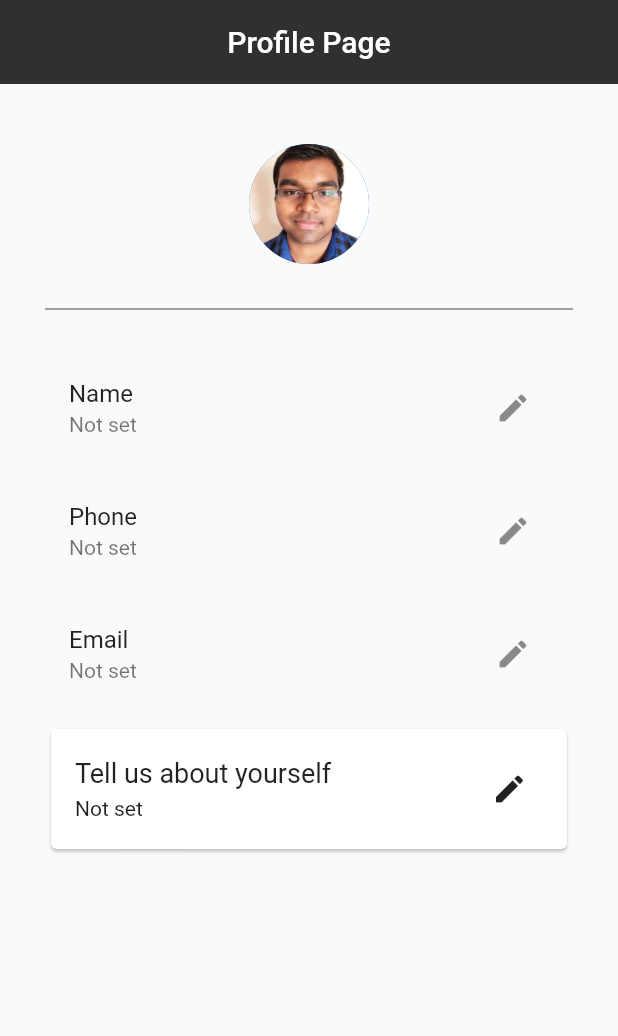
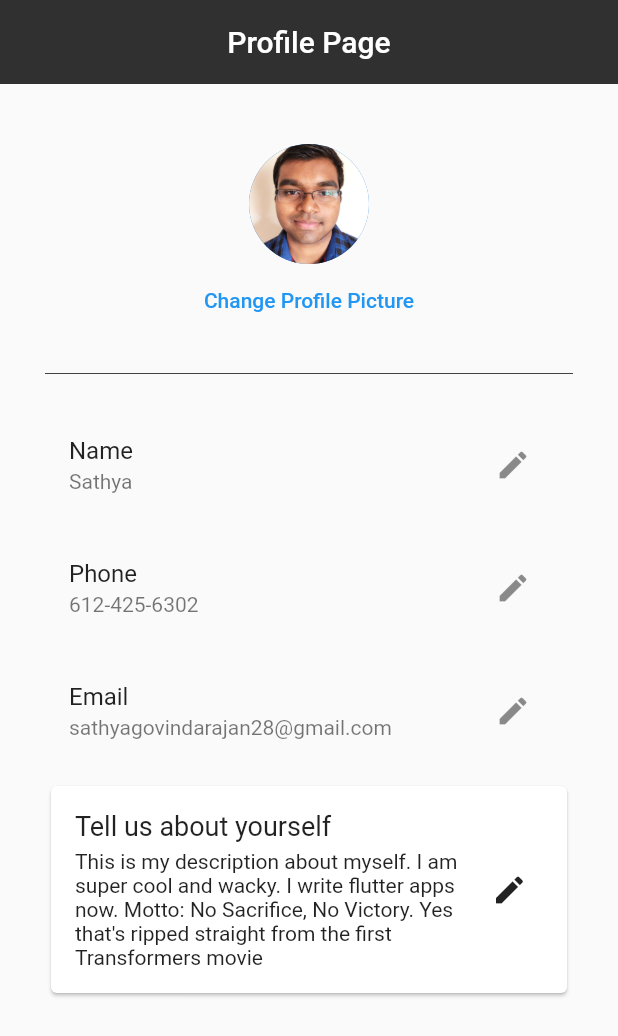
Before and after one commit to gsathya28/profile_app, a Flutter app: the screen it shows after launch, on a phone screen of 412 x 824 dp. Shown: the top 1036 px of the screen. Run offline on Flutter 3.47's test engine with Material 2 defaults, Android fonts, the light colour scheme and no system bars.

Commit message:
User object work

```diff
--- a/lib/main.dart
+++ b/lib/main.dart
@@ -1,6 +1,5 @@
 import 'package:flutter/material.dart';
 import 'package:profile_app/pages/profile_page.dart';
-import 'package:profile_app/pages/edit_name.dart';
 
 void main() => runApp(const MyApp());
 
@@ -12,7 +11,7 @@ class MyApp extends StatelessWidget {
     return MaterialApp(
       title: 'Profile App',
       routes: {
-        '/': (context) => ProfilePage(),
+        '/': (context) => const ProfilePage(),
       },
     );
   }
--- a/lib/model/user.dart
+++ b/lib/model/user.dart
@@ -0,0 +1,31 @@
+class User {
+  String name;
+  String phone;
+  String email;
+  String bio;
+
+  User(
+      {required this.name,
+      required this.phone,
+      required this.email,
+      required this.bio});
+
+  static bool nameValidator(String name) {
+    return name.isNotEmpty;
+  }
+
+  static bool phoneValidator(String phone) {
+    String pattern = r'(^(\+\d{1,2}\s)?\(?\d{3}\)?[\s.-]?\d{3}[\s.-]?\d{4}$)';
+    RegExp phoneReg = RegExp(pattern);
+    return phone.isNotEmpty && phoneReg.hasMatch(phone);
+  }
+
+  static bool emailValidator(String email) {
+    // TODO: Legitimate Email Validation
+    return email.isNotEmpty;
+  }
+
+  static bool bioValidator(String bio) {
+    return bio.isNotEmpty;
+  }
+}
--- a/lib/pages/profile_page.dart
+++ b/lib/pages/profile_page.dart
@@ -3,6 +3,7 @@ import 'package:profile_app/pages/edit_name.dart';
 import 'package:profile_app/pages/edit_phone.dart';
 import 'package:profile_app/pages/edit_email.dart';
 import 'package:profile_app/pages/edit_bio.dart';
+import 'package:profile_app/model/user.dart';
 
 // ignore: must_be_immutable
 class ProfilePage extends StatefulWidget {
@@ -13,10 +14,12 @@ class ProfilePage extends StatefulWidget {
 }
 
 class _ProfilePageState extends State<ProfilePage> {
-  String name = 'Not set';
-  String phone = 'Not set';
-  String email = 'Not set';
-  String bio = 'Not set';
+  User user = User(
+      name: 'Sathya',
+      phone: '612-425-6302',
+      email: 'sathyagovindarajan28@gmail.com',
+      bio:
+          'This is my description about myself. I am super cool and wacky. I write flutter apps now. Motto: No Sacrifice, No Victory. Yes that\'s ripped straight from the first Transformers movie');
 
   @override
   Widget build(BuildContext context) {
@@ -37,58 +40,69 @@ class _ProfilePageState extends State<ProfilePage> {
                   radius: 40.0,
                 ),
               ),
-              Divider(height: 60.0, color: Colors.grey[800]),
+              TextButton(
+                  onPressed: () {},
+                  child: const Text('Change Profile Picture')),
+              Divider(height: 50.0, color: Colors.grey[800]),
               ListTile(
                   title: const Text('Name'),
-                  subtitle: Text(name),
+                  subtitle: Text(user.name),
                   trailing: IconButton(
                     icon: const Icon(Icons.edit),
                     onPressed: () async {
                       final result = await Navigator.push(
                           context,
                           MaterialPageRoute(
-                            builder: (context) => EditName(prevName: name),
+                            builder: (context) => EditName(prevName: user.name),
                           ));
 
+                      if (result != null) {
                         setState(() {
-                        name = result;
+                          user.name = result;
                         });
+                      }
                     },
                   )),
               const SizedBox(height: 10.0),
               ListTile(
                   title: const Text('Phone'),
-                  subtitle: Text(phone),
+                  subtitle: Text(user.phone),
                   trailing: IconButton(
                     icon: const Icon(Icons.edit),
                     onPressed: () async {
                       final result = await Navigator.push(
                           context,
                           MaterialPageRoute(
-                            builder: (context) => EditPhone(prevPhone: phone),
+                            builder: (context) =>
+                                EditPhone(prevPhone: user.phone),
                           ));
 
+                      if (result != null) {
                         setState(() {
-                        phone = result;
+                          user.phone = result;
                         });
+                      }
                     },
                   )),
               const SizedBox(height: 10.0),
               ListTile(
                   title: const Text('Email'),
-                  subtitle: Text(email),
+                  subtitle: Text(user.email),
                   trailing: IconButton(
                     icon: const Icon(Icons.edit),
                     onPressed: () async {
                       final result = await Navigator.push(
                           context,
                           MaterialPageRoute(
-                            builder: (context) => EditEmail(prevEmail: email),
+                            builder: (context) =>
+                                EditEmail(prevEmail: user.email),
                           ));
 
+                      if (result != null) {
                         setState(() {
-                        email = result;
+                          user.email = result;
                         });
+                      }
                     },
                   )),
               const SizedBox(height: 10.0),
@@ -107,7 +121,7 @@ class _ProfilePageState extends State<ProfilePage> {
                                     fontSize: 18.0,
                                   )),
                               const SizedBox(height: 5.0),
-                              Text(bio),
+                              Text(user.bio),
                             ]),
                       ),
                       Expanded(
@@ -118,12 +132,15 @@ class _ProfilePageState extends State<ProfilePage> {
                               final result = await Navigator.push(
                                   context,
                                   MaterialPageRoute(
-                                    builder: (context) => EditBio(prevBio: bio),
+                                    builder: (context) =>
+                                        EditBio(prevBio: user.bio),
                                   ));
 
+                              if (result != null) {
                                 setState(() {
-                                bio = result;
+                                  user.bio = result;
                                 });
+                              }
                             },
                           )),
                     ],
--- a/pubspec.yaml
+++ b/pubspec.yaml
@@ -32,7 +32,6 @@ dependencies:
   # The following adds the Cupertino Icons font to your application.
   # Use with the CupertinoIcons class for iOS style icons.
   cupertino_icons: ^1.0.2
-  english_words: ^4.0.0
 
 dev_dependencies:
   flutter_test:
```
Also changed, not shown: lib/pages/edit_bio.dart (+3 -4 lines), pubspec.lock, 1 other file. Lines whose indentation alone changed are shown as unchanged.
